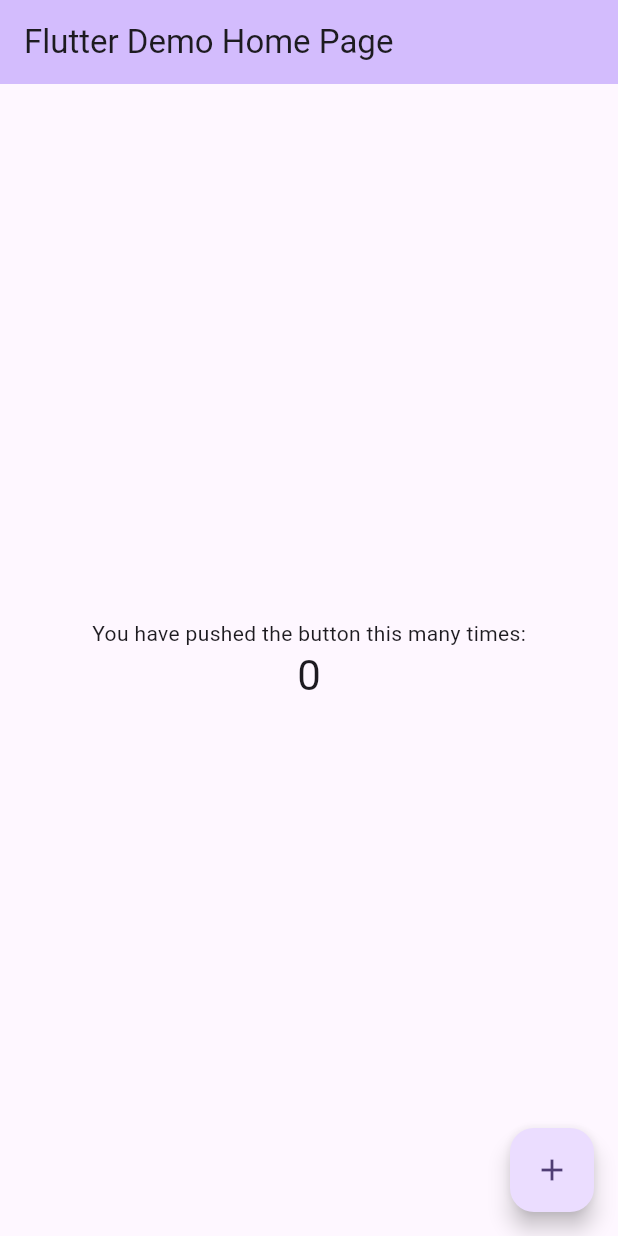
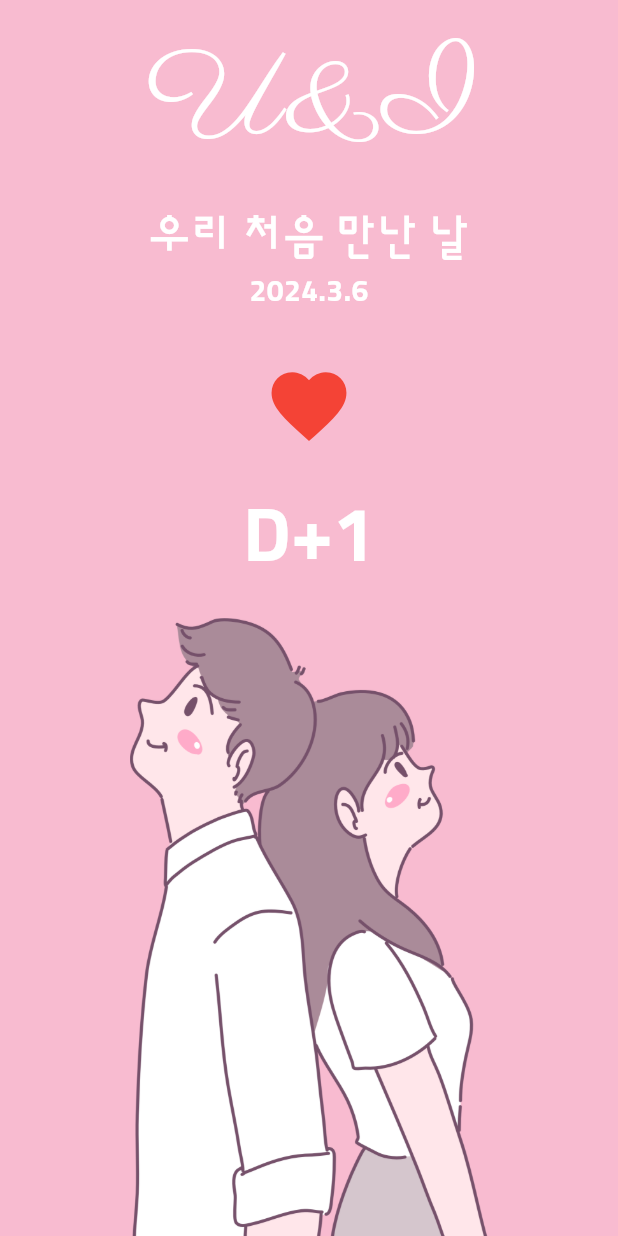
Before and after one commit to torder-raven/d_day, a Flutter app: the screen it shows after launch, on a phone screen of 412 x 824 dp. Run offline on Flutter 3.47's test engine with Material 3 defaults, Android fonts, the phone set to English and light mode, and no system bars.

Commit message:
- 과제 완료

```diff
--- a/lib/main.dart
+++ b/lib/main.dart
@@ -1,125 +1,34 @@
+import 'package:d_day/screen/home_screen.dart';
 import 'package:flutter/material.dart';
 
 void main() {
-  runApp(const MyApp());
-}
-
-class MyApp extends StatelessWidget {
-  const MyApp({super.key});
-
-  // This widget is the root of your application.
-  @override
-  Widget build(BuildContext context) {
-    return MaterialApp(
-      title: 'Flutter Demo',
+  runApp(
+    MaterialApp(
       theme: ThemeData(
-        // This is the theme of your application.
-        //
-        // TRY THIS: Try running your application with "flutter run". You'll see
-        // the application has a purple toolbar. Then, without quitting the app,
-        // try changing the seedColor in the colorScheme below to Colors.green
-        // and then invoke "hot reload" (save your changes or press the "hot
-        // reload" button in a Flutter-supported IDE, or press "r" if you used
-        // the command line to start the app).
-        //
-        // Notice that the counter didn't reset back to zero; the application
-        // state is not lost during the reload. To reset the state, use hot
-        // restart instead.
-        //
-        // This works for code too, not just values: Most code changes can be
-        // tested with just a hot reload.
-        colorScheme: ColorScheme.fromSeed(seedColor: Colors.deepPurple),
-        useMaterial3: true,
-      ),
-      home: const MyHomePage(title: 'Flutter Demo Home Page'),
-    );
-  }
-}
-
-class MyHomePage extends StatefulWidget {
-  const MyHomePage({super.key, required this.title});
-
-  // This widget is the home page of your application. It is stateful, meaning
-  // that it has a State object (defined below) that contains fields that affect
-  // how it looks.
-
-  // This class is the configuration for the state. It holds the values (in this
-  // case the title) provided by the parent (in this case the App widget) and
-  // used by the build method of the State. Fields in a Widget subclass are
-  // always marked "final".
-
-  final String title;
-
-  @override
-  State<MyHomePage> createState() => _MyHomePageState();
-}
-
-class _MyHomePageState extends State<MyHomePage> {
-  int _counter = 0;
-
-  void _incrementCounter() {
-    setState(() {
-      // This call to setState tells the Flutter framework that something has
-      // changed in this State, which causes it to rerun the build method below
-      // so that the display can reflect the updated values. If we changed
-      // _counter without calling setState(), then the build method would not be
-      // called again, and so nothing would appear to happen.
-      _counter++;
-    });
-  }
-
-  @override
-  Widget build(BuildContext context) {
-    // This method is rerun every time setState is called, for instance as done
-    // by the _incrementCounter method above.
-    //
-    // The Flutter framework has been optimized to make rerunning build methods
-    // fast, so that you can just rebuild anything that needs updating rather
-    // than having to individually change instances of widgets.
-    return Scaffold(
-      appBar: AppBar(
-        // TRY THIS: Try changing the color here to a specific color (to
-        // Colors.amber, perhaps?) and trigger a hot reload to see the AppBar
-        // change color while the other colors stay the same.
-        backgroundColor: Theme.of(context).colorScheme.inversePrimary,
-        // Here we take the value from the MyHomePage object that was created by
-        // the App.build method, and use it to set our appbar title.
-        title: Text(widget.title),
-      ),
-      body: Center(
-        // Center is a layout widget. It takes a single child and positions it
-        // in the middle of the parent.
-        child: Column(
-          // Column is also a layout widget. It takes a list of children and
-          // arranges them vertically. By default, it sizes itself to fit its
-          // children horizontally, and tries to be as tall as its parent.
-          //
-          // Column has various properties to control how it sizes itself and
-          // how it positions its children. Here we use mainAxisAlignment to
-          // center the children vertically; the main axis here is the vertical
-          // axis because Columns are vertical (the cross axis would be
-          // horizontal).
-          //
-          // TRY THIS: Invoke "debug painting" (choose the "Toggle Debug Paint"
-          // action in the IDE, or press "p" in the console), to see the
-          // wireframe for each widget.
-          mainAxisAlignment: MainAxisAlignment.center,
-          children: <Widget>[
-            const Text(
-              'You have pushed the button this many times:',
-            ),
-            Text(
-              '$_counter',
-              style: Theme.of(context).textTheme.headlineMedium,
-            ),
-          ],
+        fontFamily: "sunflower", // 기본값으로 설정함
+        textTheme: TextTheme(
+          headline1: TextStyle(
+            color: Colors.white,
+            fontFamily: "parisienne",
+            fontSize: 80.0,
+          ),
+          headline2: TextStyle(
+            color: Colors.white,
+            fontSize: 50.0,
+            fontWeight: FontWeight.w700,
+          ),
+          bodyText1:TextStyle(
+            color: Colors.white,
+            fontSize: 30.0,
+          ),
+          bodyText2: TextStyle(
+            color: Colors.white,
+            fontSize: 20.0,
+            fontWeight: FontWeight.w700,
+          ),
         ),
       ),
-      floatingActionButton: FloatingActionButton(
-        onPressed: _incrementCounter,
-        tooltip: 'Increment',
-        child: const Icon(Icons.add),
-      ), // This trailing comma makes auto-formatting nicer for build methods.
-    );
-  }
+      home: HomeScreen(),
+    ),
+  );
 }
--- /dev/null
+++ b/lib/screen/home_screen.dart
@@ -0,0 +1,139 @@
+import 'package:flutter/cupertino.dart';
+import 'package:flutter/material.dart';
+
+class HomeScreen extends StatefulWidget {
+  const HomeScreen({super.key});
+
+  @override
+  State<HomeScreen> createState() => _HomeScreenState();
+}
+
+class _HomeScreenState extends State<HomeScreen> {
+  DateTime selectedDate = DateTime(
+    DateTime.now().year,
+    DateTime.now().month,
+    DateTime.now().day,
+  );
+
+  @override
+  Widget build(BuildContext context) {
+    return Scaffold(
+      backgroundColor: Colors.pink[100],
+      body: SafeArea(
+        top: true,
+        bottom: false,
+        child: Container(
+          width: double.infinity,
+          child: Column(
+            children: [
+              _TopPart(
+                selectedDate: selectedDate,
+                onHeartPressed: onHeartPressed,
+              ),
+              _BottomPart(),
+            ],
+          ),
+        ),
+      ),
+    );
+  }
+
+  void onHeartPressed() {
+    final DateTime now = DateTime.now();
+
+    // dialog
+    showCupertinoDialog(
+      context: context,
+      builder: (BuildContext context) {
+        return Align(
+          alignment: Alignment.bottomCenter,
+          child: Container(
+            color: Colors.white,
+            height: 300.0,
+            child: CupertinoDatePicker(
+              mode: CupertinoDatePickerMode.date,
+              initialDateTime: selectedDate,
+              maximumDate: DateTime(
+                now.year,
+                now.month,
+                now.day,
+              ),
+              onDateTimeChanged: (DateTime date) {
+                setState(() {
+                  selectedDate = date;
+                });
+              },
+            ),
+          ),
+        );
+      },
+      barrierDismissible: true,
+    );
+  }
+}
+
+class _TopPart extends StatelessWidget {
+  final DateTime selectedDate;
+  final VoidCallback onHeartPressed;
+
+  _TopPart({
+    required this.selectedDate,
+    required this.onHeartPressed,
+    super.key,
+  });
+
+  @override
+  Widget build(BuildContext context) {
+    final theme = Theme.of(context);
+    final textTheme = theme.textTheme;
+    final DateTime now = DateTime.now();
+
+    return Expanded(
+      child: Column(
+        mainAxisAlignment: MainAxisAlignment.spaceEvenly,
+        children: [
+          Text(
+            "U&I",
+            style: textTheme.headline1,
+          ),
+          Column(
+            children: [
+              Text("우리 처음 만난 날", style: textTheme.bodyText1),
+              Text(
+                "${selectedDate.year}.${selectedDate.month}.${selectedDate.day}",
+                style: textTheme.bodyText2,
+              ),
+            ],
+          ),
+          IconButton(
+            onPressed: onHeartPressed,
+            iconSize: 60.0,
+            icon: Icon(
+              Icons.favorite,
+              color: Colors.red,
+            ),
+          ),
+          Text(
+            "D+${DateTime(
+                  now.year,
+                  now.month,
+                  now.day,
+                ).difference(selectedDate).inDays + 1}",
+            style: textTheme.headline2,
+          ),
+        ],
+      ),
+    );
+  }
+}
+
+class _BottomPart extends StatelessWidget {
+  const _BottomPart({super.key});
+
+  @override
+  Widget build(BuildContext context) {
+    return Expanded(
+      child: Image.asset("asset/images/middle_image.png"),
+    );
+  }
+}
```
Also changed, not shown: pubspec.yaml (+15 -0 lines), asset/fonts/Parisienne-Regular.ttf (added), asset/fonts/Sunflower-Bold.ttf (added), asset/fonts/Sunflower-Light.ttf (added), asset/fonts/Sunflower-Medium.ttf (added), asset/images/middle_image.png (added).
